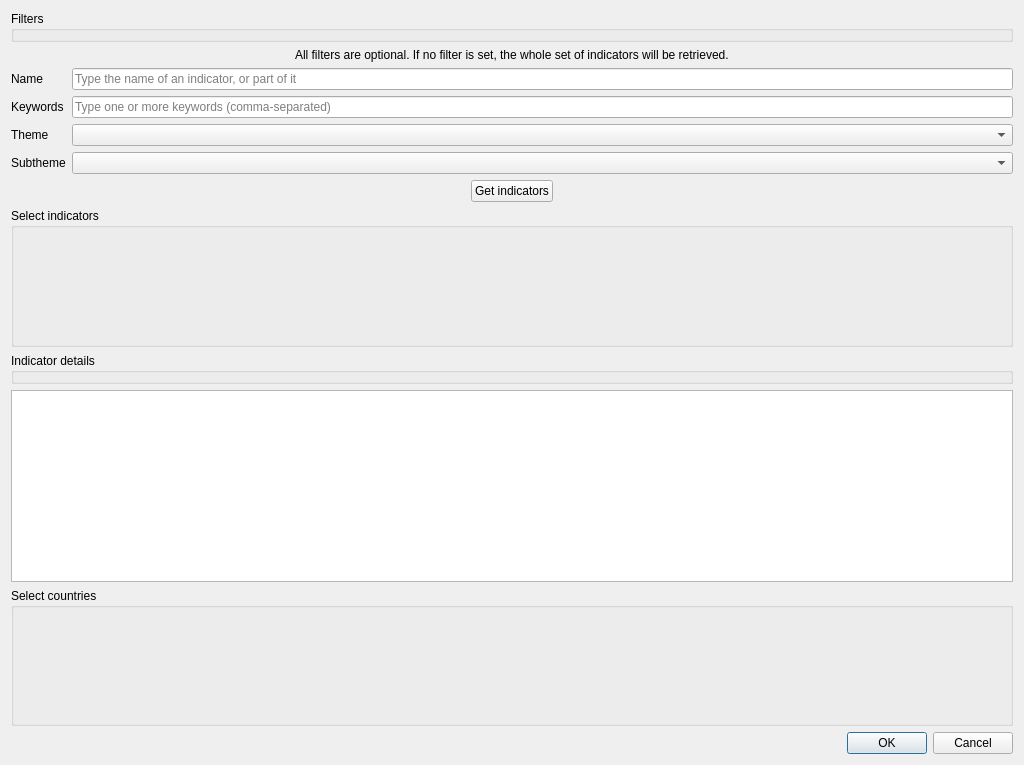
gem/oq-irmt-qgis, file svir/ui/ui_select_sv_variables.ui: the form before one commit.
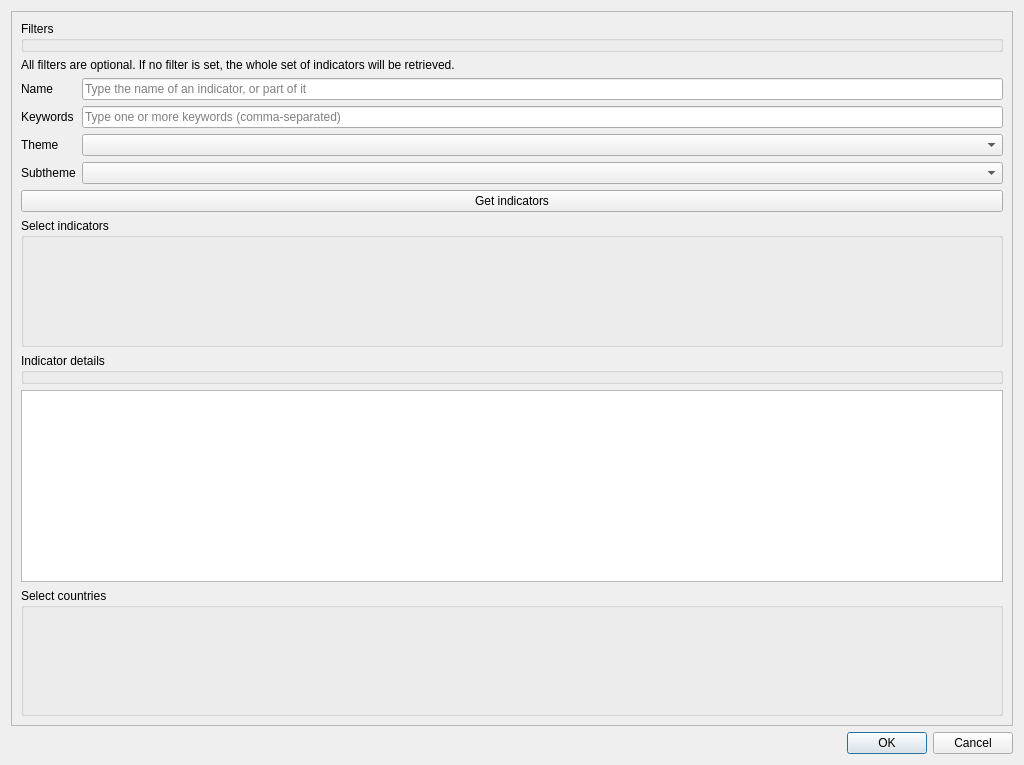
The form after the commit. Custom widgets are drawn as their Qt base class.

Commit message: Make dialog to import data from platform scrollable, so it works better on small screens

What changed in the file:
```diff
--- a/svir/ui/ui_select_sv_variables.ui
+++ b/svir/ui/ui_select_sv_variables.ui
@@ -17,54 +17,39 @@
    <bool>true</bool>
   </property>
   <layout class="QGridLayout" name="gridLayout">
-   <item row="5" column="0">
-    <widget class="QGroupBox" name="indicator_info">
-     <property name="title">
-      <string>Indicator details</string>
+   <item row="1" column="0">
+    <widget class="QScrollArea" name="scrollArea">
+     <property name="mouseTracking">
+      <bool>true</bool>
      </property>
-    </widget>
-   </item>
-   <item row="0" column="0">
+     <property name="widgetResizable">
+      <bool>true</bool>
+     </property>
+     <widget class="QWidget" name="scrollAreaWidgetContents">
+      <property name="geometry">
+       <rect>
+        <x>0</x>
+        <y>0</y>
+        <width>1004</width>
+        <height>712</height>
+       </rect>
+      </property>
+      <layout class="QVBoxLayout" name="verticalLayout">
+       <item>
     <widget class="QGroupBox" name="filters_group">
      <property name="title">
       <string>Filters</string>
      </property>
     </widget>
    </item>
-   <item row="3" column="0" alignment="Qt::AlignHCenter">
-    <widget class="QPushButton" name="filter_btn">
+       <item>
+        <widget class="QLabel" name="label">
      <property name="text">
-      <string>Get indicators</string>
+          <string>All filters are optional. If no filter is set, the whole set of indicators will be retrieved.</string>
      </property>
     </widget>
    </item>
-   <item row="9" column="0">
-    <widget class="QDialogButtonBox" name="buttonBox">
-     <property name="orientation">
-      <enum>Qt::Horizontal</enum>
-     </property>
-     <property name="standardButtons">
-      <set>QDialogButtonBox::Cancel|QDialogButtonBox::Ok</set>
-     </property>
-    </widget>
-   </item>
-   <item row="6" column="0">
-    <widget class="QTextBrowser" name="indicator_details"/>
-   </item>
-   <item row="4" column="0">
-    <widget class="ListMultiSelectWidget" name="list_multiselect">
-     <property name="sizePolicy">
-      <sizepolicy hsizetype="Preferred" vsizetype="MinimumExpanding">
-       <horstretch>0</horstretch>
-       <verstretch>0</verstretch>
-      </sizepolicy>
-     </property>
-     <property name="title">
-      <string>Select indicators</string>
-     </property>
-    </widget>
-   </item>
-   <item row="2" column="0">
+       <item>
     <layout class="QFormLayout" name="formLayout">
      <property name="fieldGrowthPolicy">
       <enum>QFormLayout::AllNonFixedFieldsGrow</enum>
@@ -119,14 +104,37 @@
      </item>
     </layout>
    </item>
-   <item row="1" column="0" alignment="Qt::AlignHCenter">
-    <widget class="QLabel" name="label">
+       <item>
+        <widget class="QPushButton" name="filter_btn">
      <property name="text">
-      <string>All filters are optional. If no filter is set, the whole set of indicators will be retrieved.</string>
+          <string>Get indicators</string>
      </property>
     </widget>
    </item>
-   <item row="8" column="0">
+       <item>
+        <widget class="ListMultiSelectWidget" name="list_multiselect">
+         <property name="sizePolicy">
+          <sizepolicy hsizetype="Preferred" vsizetype="MinimumExpanding">
+           <horstretch>0</horstretch>
+           <verstretch>0</verstretch>
+          </sizepolicy>
+         </property>
+         <property name="title">
+          <string>Select indicators</string>
+         </property>
+        </widget>
+       </item>
+       <item>
+        <widget class="QGroupBox" name="indicator_info">
+         <property name="title">
+          <string>Indicator details</string>
+         </property>
+        </widget>
+       </item>
+       <item>
+        <widget class="QTextBrowser" name="indicator_details"/>
+       </item>
+       <item>
     <widget class="ListMultiSelectWidget" name="country_select">
      <property name="sizePolicy">
       <sizepolicy hsizetype="Preferred" vsizetype="MinimumExpanding">
@@ -136,6 +144,36 @@
      </property>
      <property name="title">
       <string>Select countries</string>
+         </property>
+        </widget>
+       </item>
+      </layout>
+      <zorder>list_multiselect</zorder>
+      <zorder></zorder>
+      <zorder>filter_btn</zorder>
+      <zorder>indicator_info</zorder>
+      <zorder>filters_group</zorder>
+      <zorder>indicator_details</zorder>
+      <zorder>country_select</zorder>
+      <zorder>label</zorder>
+      <zorder>list_multiselect</zorder>
+      <zorder></zorder>
+      <zorder>filter_btn</zorder>
+      <zorder>indicator_info</zorder>
+      <zorder>filters_group</zorder>
+      <zorder>indicator_details</zorder>
+      <zorder>country_select</zorder>
+      <zorder>label</zorder>
+     </widget>
+    </widget>
+   </item>
+   <item row="2" column="0">
+    <widget class="QDialogButtonBox" name="buttonBox">
+     <property name="orientation">
+      <enum>Qt::Horizontal</enum>
+     </property>
+     <property name="standardButtons">
+      <set>QDialogButtonBox::Cancel|QDialogButtonBox::Ok</set>
      </property>
     </widget>
    </item>
```
Lines whose indentation alone changed are shown as unchanged. The commit also changes 1 other file.
